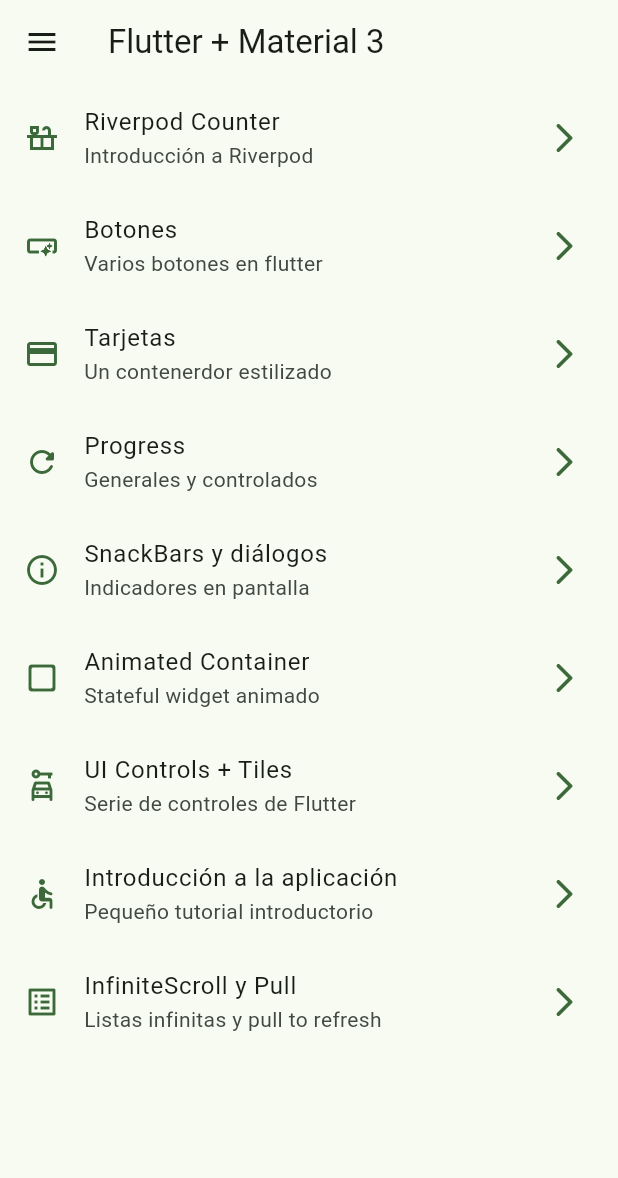
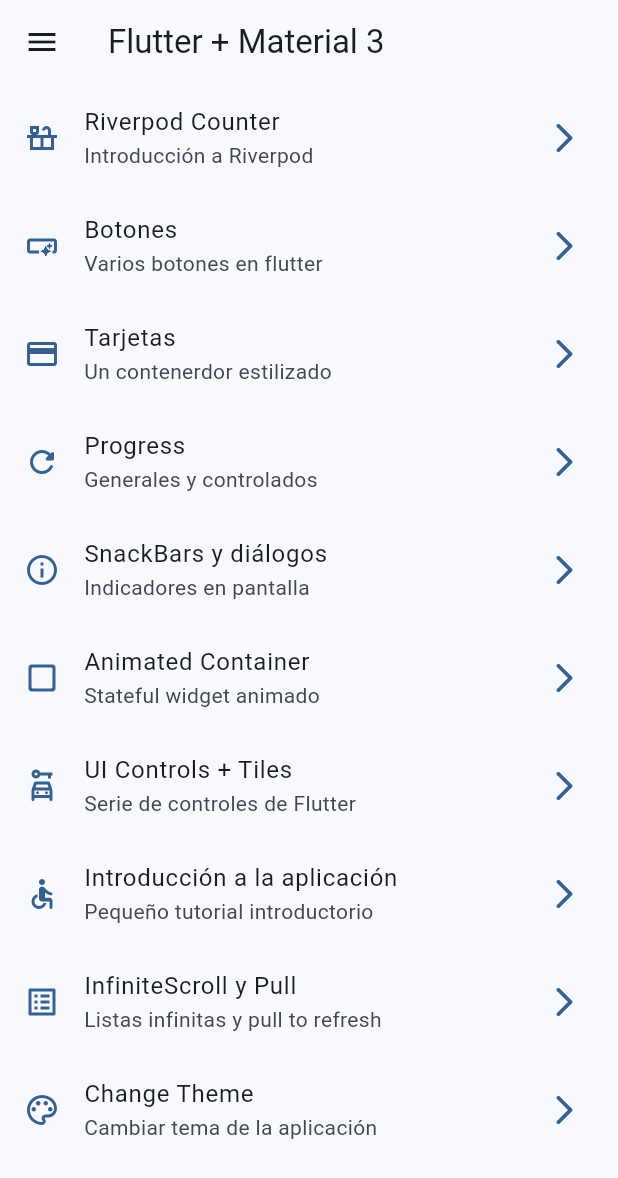
Before and after one commit to jose7balbuena/curso-flutter-begginer-widgets_app, a Flutter app: the screen it shows after launch, on a phone screen of 412 x 824 dp. Shown: the top 1178 px of the screen. Run offline on Flutter 3.47's test engine with Material 3 defaults, Android fonts, the phone set to English and light mode, and no system bars; our stand-ins replace animate_do, flutter_riverpod, go_router.

Commit message:
antes de state notifier

```diff
--- a/lib/config/menu/menu_items.dart
+++ b/lib/config/menu/menu_items.dart
@@ -34,4 +34,6 @@ const appMenuItems = <MenuItems>[
 
   MenuItems(title: 'InfiniteScroll y Pull', subtitle: 'Listas infinitas y pull to refresh', url: '/infinite_scroll', icon: Icons.list_alt_outlined),
 
+  MenuItems(title: 'Change Theme', subtitle: 'Cambiar tema de la aplicación', url: '/theme-changer', icon: Icons.color_lens_outlined),
+
   ];
--- a/lib/config/router/app_router.dart
+++ b/lib/config/router/app_router.dart
@@ -55,5 +55,10 @@ final appRouter = GoRouter(
       name: CounterScreen.name,
       builder: (context, state) => const CounterScreen(),
     ),
+    GoRoute(
+      path: '/theme-changer',
+      name: ThemeChangeScreen.name,
+      builder: (context, state) => const ThemeChangeScreen(),
+    ),
   ],
 );
--- a/lib/config/theme/app_theme.dart
+++ b/lib/config/theme/app_theme.dart
@@ -1,6 +1,6 @@
 import 'package:flutter/material.dart';
 
-const List <Color>colorList =[
+const List<Color> colorList = [
   Colors.blue,
   Colors.teal,
   Colors.green,
@@ -14,19 +14,20 @@ const List <Color>colorList =[
 
 class AppTheme {
   final int selectedColor;
+  final bool isDarkMode;
 
   AppTheme({
-    this.selectedColor = 0
-    }): assert(selectedColor >= 0, 'Selected color must be greater then 0'),
-    assert(selectedColor < colorList.length, 'Selected color must be less or equal then ${colorList.length -1}');
+    this.selectedColor = 0,
+    this.isDarkMode = false})
+      : assert(selectedColor >= 0, 'Selected color must be greater then 0'),
+        assert(selectedColor < colorList.length,
+            'Selected color must be less or equal then ${colorList.length - 1}');
 
   ThemeData getTheme() {
     return ThemeData(
         useMaterial3: true,
+        brightness: isDarkMode ? Brightness.dark : Brightness.light,
         colorSchemeSeed: colorList[selectedColor],
-        appBarTheme: const AppBarTheme(
-          centerTitle: false
-        )
-        );
+        appBarTheme: const AppBarTheme(centerTitle: false));
   }
 }
--- a/lib/main.dart
+++ b/lib/main.dart
@@ -2,6 +2,7 @@ import 'package:flutter/material.dart';
 import 'package:flutter_riverpod/flutter_riverpod.dart';
 import 'package:widgets_app/config/router/app_router.dart';
 import 'package:widgets_app/config/theme/app_theme.dart';
+import 'package:widgets_app/presentation/providers/theme_provider.dart';
 
 
 void main() {
@@ -10,16 +11,18 @@ void main() {
     );
 }
 
-class MainApp extends StatelessWidget {
+class MainApp extends ConsumerWidget {
   const MainApp({super.key});
 
   @override
-  Widget build(BuildContext context) {
+  Widget build(BuildContext context, ref) {
+    final int colorSelected = ref.watch(selectedColorProvider);
+    final bool darkMode = ref.watch(isDarkmodeProdiver);
     return MaterialApp.router(
       title: 'Flutter Widgets',
       routerConfig: appRouter,
       debugShowCheckedModeBanner: false,
-      theme: AppTheme(selectedColor: 2).getTheme(),
+      theme: AppTheme(selectedColor: colorSelected, isDarkMode: darkMode).getTheme(),
     );
   }
 }
--- a/lib/presentation/providers/theme_provider.dart
+++ b/lib/presentation/providers/theme_provider.dart
@@ -1,3 +1,11 @@
 import 'package:flutter_riverpod/flutter_riverpod.dart';
+import 'package:widgets_app/config/theme/app_theme.dart';
 
+//Bandera que indica si esta activado el modo Oscuro
 final isDarkmodeProdiver = StateProvider((ref) => false);
+
+// Listado de colores inmutable
+final colorListProvider = Provider((ref) => colorList);
+
+//Bandera que indica si esta activado el modo Oscuro
+final selectedColorProvider = StateProvider((ref) => 0);
--- a/lib/presentation/screens/screens.dart
+++ b/lib/presentation/screens/screens.dart
@@ -1,3 +1,6 @@
+
+
+
 export 'package:widgets_app/presentation/screens/animated/animated_screen.dart';
 export 'package:widgets_app/presentation/screens/app_tutorial/app_tutorial_screen.dart';
 export 'package:widgets_app/presentation/screens/buttons/buttons_Screens.dart';
@@ -7,4 +10,5 @@ export 'package:widgets_app/presentation/screens/home/home_screen.dart';
 export 'package:widgets_app/presentation/screens/infinite_scroll/infinite_scroll_screen.dart';
 export 'package:widgets_app/presentation/screens/progress/progress_screen.dart';
 export 'package:widgets_app/presentation/screens/snackbars/snackar_screen.dart';
+export 'package:widgets_app/presentation/screens/theme_change/theme_change_screen.dart';
 export 'package:widgets_app/presentation/screens/ui_controls/ui_controls_screen.dart';
```
Also changed, not shown: lib/presentation/screens/theme_change/theme_change_screen.dart (added, +58 -0 lines).
